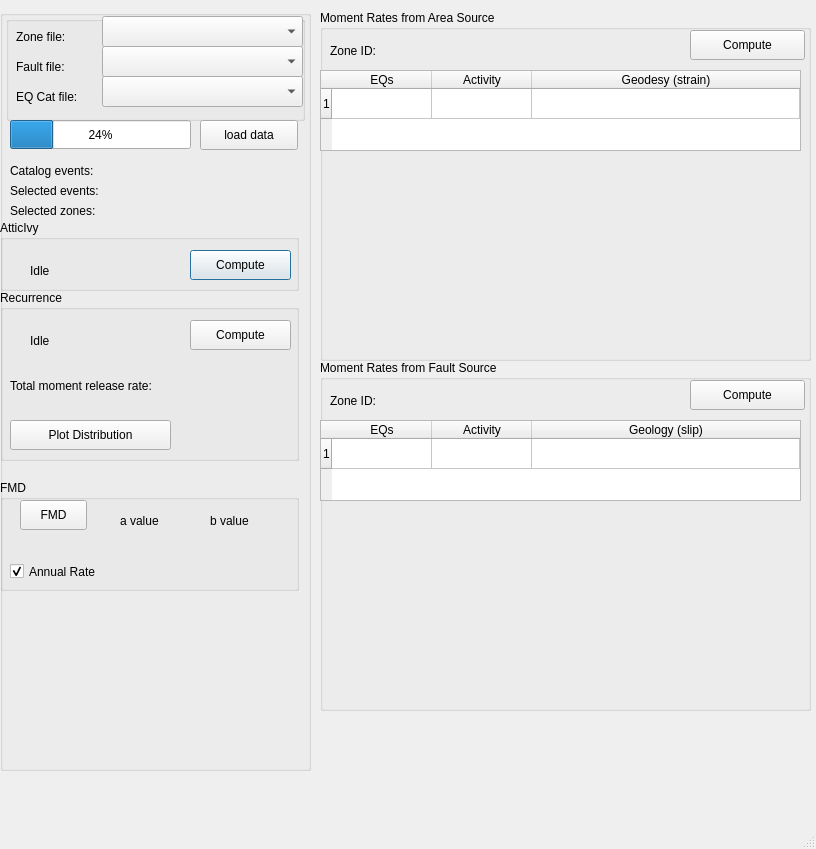
Qt form mt_seismicsource/ui_seismicsource.ui (feuchner/seismicsource-toolkit) before a commit.
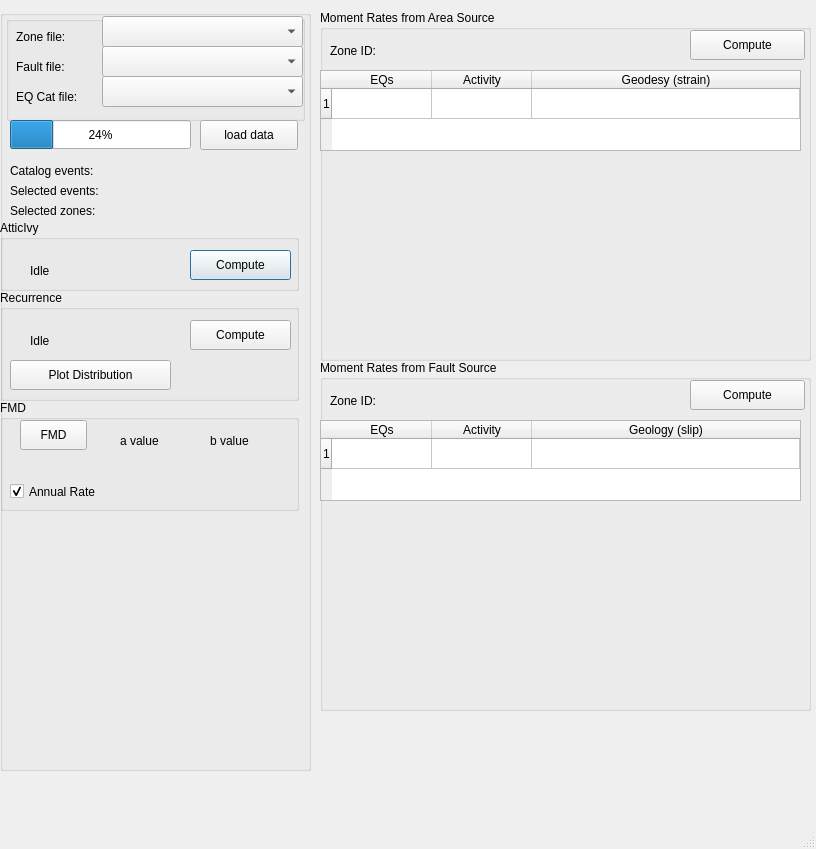
The same form after that commit. Custom widgets are drawn as their Qt base class.

Commit message: removed label for total moment release rate in recurrence group box

```diff
--- a/mt_seismicsource/ui_seismicsource.ui
+++ b/mt_seismicsource/ui_seismicsource.ui
@@ -198,7 +198,7 @@
      <property name="geometry">
       <rect>
        <x>0</x>
-       <y>470</y>
+       <y>390</y>
        <width>299</width>
        <height>111</height>
       </rect>
@@ -336,7 +336,7 @@
        <x>0</x>
        <y>280</y>
        <width>299</width>
-       <height>171</height>
+       <height>111</height>
       </rect>
      </property>
      <property name="title">
@@ -378,24 +378,11 @@
        <string>Compute</string>
       </property>
      </widget>
-     <widget class="QLabel" name="labelTotalMoment">
-      <property name="geometry">
-       <rect>
-        <x>10</x>
-        <y>70</y>
-        <width>271</width>
-        <height>51</height>
-       </rect>
-      </property>
-      <property name="text">
-       <string>Total moment release rate:</string>
-      </property>
-     </widget>
      <widget class="QPushButton" name="btnDisplayRecurrence">
       <property name="geometry">
        <rect>
         <x>10</x>
-        <y>130</y>
+        <y>70</y>
         <width>161</width>
         <height>30</height>
        </rect>
```
The commit also changes 1 other file.
